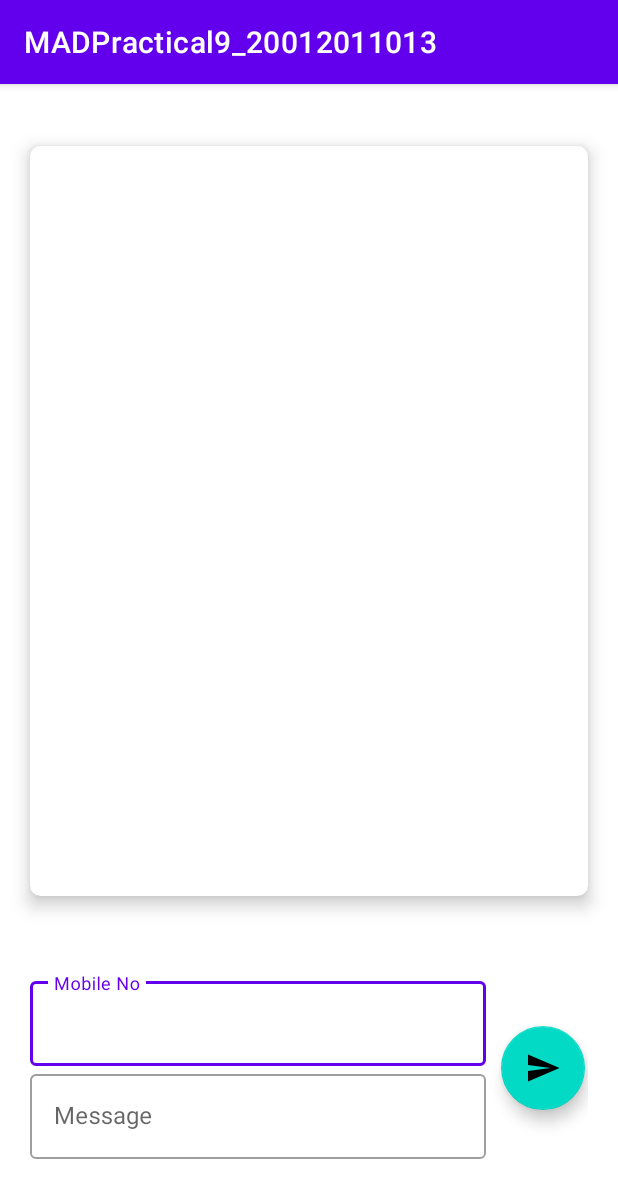
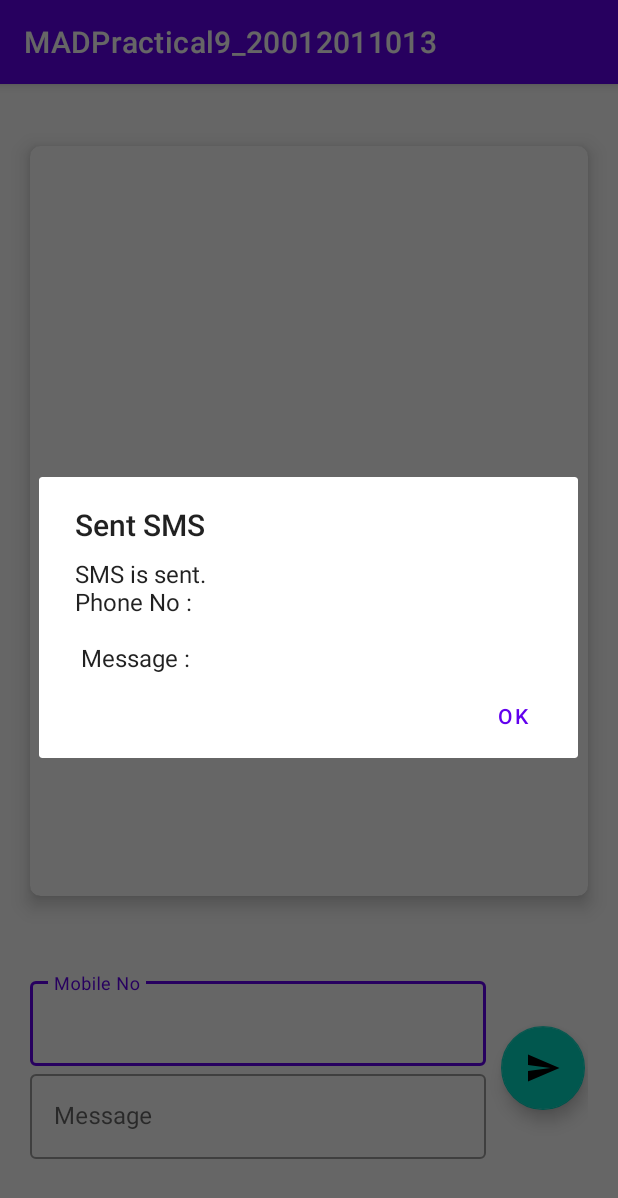
Before and after one commit to ParthBhuva97/MADPractical9_20012011013, an Android app: the screen it shows after launch (MainActivity), after a tap on an icon or button, on a phone screen of 412 x 824 dp. Shown: the top 1198 px of the screen. Run offline under Robolectric (Android 15) with nearby library versions, the phone set to English and light mode, and no system bars; 2 statements that could not run were skipped.

Commit message:
Colors.xml Updated

```diff
--- a/app/src/main/java/com/example/madpractical9_20012011013/MainActivity.kt
+++ b/app/src/main/java/com/example/madpractical9_20012011013/MainActivity.kt
@@ -39,6 +39,13 @@ class MainActivity : AppCompatActivity() {
             val phone = binding.phoneNo.text.toString()
             val msg = binding.msg.text.toString()
             sendSms(phone,msg)
+
+            val builder : AlertDialog.Builder = AlertDialog.Builder(this@MainActivity)
+            builder.setTitle("Sent SMS")
+            builder.setMessage("SMS is sent.\nPhone No : $phone \n\n Message : $msg")
+            builder.setCancelable(true)
+            builder.setPositiveButton("OK",null);
+            builder.show()
         }
 
     }
@@ -59,6 +66,7 @@ class MainActivity : AppCompatActivity() {
             builder.setTitle("New SMS Received")
             builder.setMessage("$sPhoneNo\n$sMsg")
             builder.setCancelable(true)
+            builder.setPositiveButton("OK",null);
             builder.show()
             loadSMSInbox()
         }
--- a/app/src/main/res/layout/sms_item_view.xml
+++ b/app/src/main/res/layout/sms_item_view.xml
@@ -11,6 +11,7 @@
         android:layout_width="60dp"
         android:layout_height="60dp"
         android:padding="5dp"
+        android:background="@drawable/shape"
         android:src="@drawable/ic_baseline_person_24"
         />
 
```
Also changed, not shown: app/src/main/res/drawable/shape.xml (added, +9 -0 lines).
